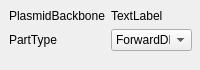
Qt form src/igameUiMort/BiobrickDataSet.ui (jkdirac/igame) before a commit.
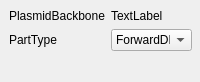
The same form after that commit.

What changed in the file:
```diff
--- a/src/igameUiMort/BiobrickDataSet.ui
+++ b/src/igameUiMort/BiobrickDataSet.ui
@@ -7,7 +7,7 @@
     <x>0</x>
     <y>0</y>
     <width>200</width>
-    <height>70</height>
+    <height>82</height>
    </rect>
   </property>
   <property name="windowTitle">
```
